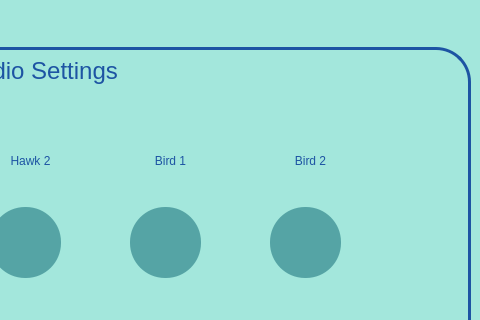
Qt form src/views/settingswindow.ui (Vineyard-MQP-2021/VineyardApp) before a commit; both pictures show x 560 to 1040 and y 123 to 443 of the 1200 by 1000 pixel window.
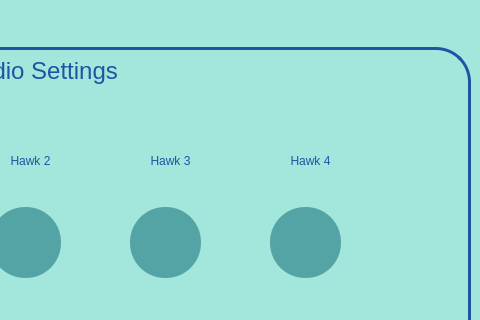
The same form after that commit. Icons and pictures are not drawn.

Commit message: new hawk icons, no more birds

```diff
--- a/src/views/settingswindow.ui
+++ b/src/views/settingswindow.ui
@@ -347,7 +347,7 @@
       <string notr="true">border: none;</string>
      </property>
      <property name="text">
-      <string>Bird 2</string>
+      <string>Hawk 4</string>
      </property>
      <property name="alignment">
       <set>Qt::AlignCenter</set>
@@ -366,7 +366,7 @@
       <string notr="true">border: none;</string>
      </property>
      <property name="text">
-      <string>Bird 1</string>
+      <string>Hawk 3</string>
      </property>
      <property name="alignment">
       <set>Qt::AlignCenter</set>
```
Left out of the diff: 4 changed lines with no effect on the pictures. The commit also changes 4 other files.
